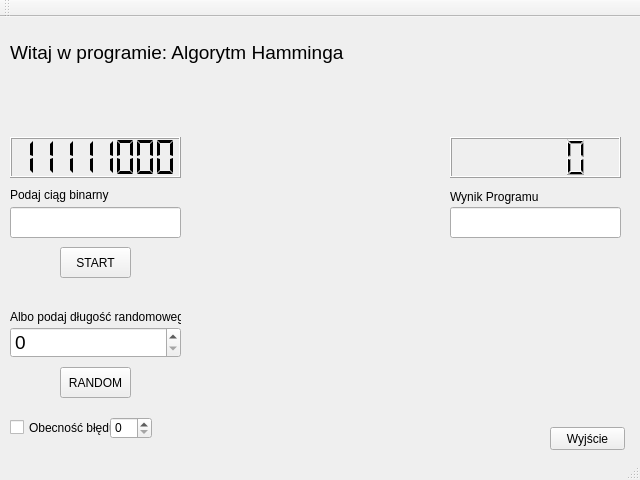
First picture: the form in Hamming/mainwindow.ui, repository Amicookie/SOB-HammingCode, before the edit.
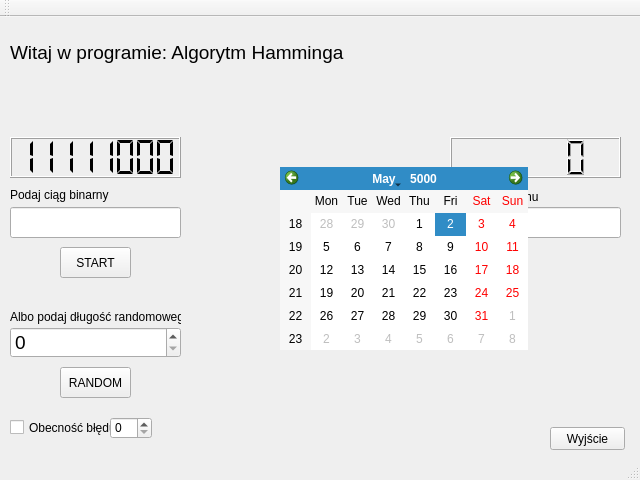
Second picture: the form after the edit. Icons and pictures are not drawn.

```diff
--- a/Hamming/mainwindow.ui
+++ b/Hamming/mainwindow.ui
@@ -175,22 +175,6 @@
      </rect>
     </property>
    </widget>
-   <widget class="QLabel" name="label_4">
-    <property name="geometry">
-     <rect>
-      <x>250</x>
-      <y>200</y>
-      <width>131</width>
-      <height>131</height>
-     </rect>
-    </property>
-    <property name="text">
-     <string/>
-    </property>
-    <property name="pixmap">
-     <pixmap>../build-Hamming-Desktop_Qt_5_6_2_MinGW_32bit-Debug/Hamming.png</pixmap>
-    </property>
-   </widget>
    <widget class="QLCDNumber" name="lcdNumber">
     <property name="geometry">
      <rect>
@@ -234,6 +218,39 @@
      </rect>
     </property>
    </widget>
+   <widget class="QLabel" name="label_4">
+    <property name="geometry">
+     <rect>
+      <x>260</x>
+      <y>180</y>
+      <width>121</width>
+      <height>141</height>
+     </rect>
+    </property>
+    <property name="text">
+     <string/>
+    </property>
+    <property name="pixmap">
+     <pixmap>../build-Hamming-Desktop_Qt_5_6_2_MinGW_32bit-Debug/Hamming.png</pixmap>
+    </property>
+   </widget>
+   <widget class="QCalendarWidget" name="calendarWidget">
+    <property name="geometry">
+     <rect>
+      <x>280</x>
+      <y>150</y>
+      <width>248</width>
+      <height>183</height>
+     </rect>
+    </property>
+    <property name="selectedDate">
+     <date>
+      <year>5000</year>
+      <month>5</month>
+      <day>2</day>
+     </date>
+    </property>
+   </widget>
   </widget>
   <widget class="QMenuBar" name="menuBar">
    <property name="geometry">
```
Left out of the diff: 3 changed lines with no effect on the pictures.
